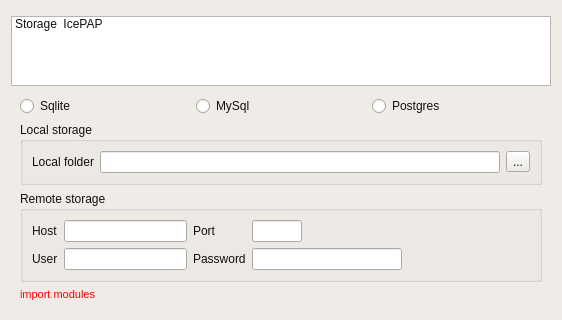
First picture: the form in icepapcms/gui/ui/dialogpreferences.ui, repository ALBA-Synchrotron/IcepapCMS, before the edit; both pictures show x 0 to 562 and y 0 to 320 of the 562 by 468 pixel window.
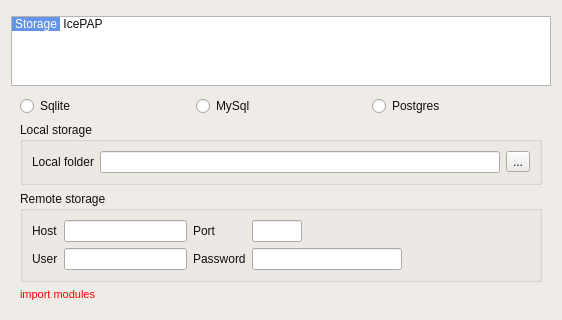
Second picture: the form after the edit. The open tabs and pages were chosen to show the change. Icons and pictures are not drawn.

```diff
--- a/icepapcms/gui/ui/dialogpreferences.ui
+++ b/icepapcms/gui/ui/dialogpreferences.ui
@@ -166,6 +166,15 @@
        </color>
       </brush>
      </colorrole>
+     <colorrole role="PlaceholderText">
+      <brush brushstyle="NoBrush">
+       <color alpha="128">
+        <red>16</red>
+        <green>16</green>
+        <blue>16</blue>
+       </color>
+      </brush>
+     </colorrole>
     </active>
     <inactive>
      <colorrole role="WindowText">
@@ -321,6 +330,15 @@
        </color>
       </brush>
      </colorrole>
+     <colorrole role="PlaceholderText">
+      <brush brushstyle="NoBrush">
+       <color alpha="128">
+        <red>16</red>
+        <green>16</green>
+        <blue>16</blue>
+       </color>
+      </brush>
+     </colorrole>
     </inactive>
     <disabled>
      <colorrole role="WindowText">
@@ -476,6 +494,15 @@
        </color>
       </brush>
      </colorrole>
+     <colorrole role="PlaceholderText">
+      <brush brushstyle="NoBrush">
+       <color alpha="128">
+        <red>16</red>
+        <green>16</green>
+        <blue>16</blue>
+       </color>
+      </brush>
+     </colorrole>
     </disabled>
    </palette>
   </property>
@@ -535,7 +562,7 @@
       <bool>false</bool>
      </property>
      <property name="currentRow">
-      <number>-1</number>
+      <number>0</number>
      </property>
      <item>
       <property name="text">
```
Left out of the diff: 29 changed lines with no effect on the pictures.
